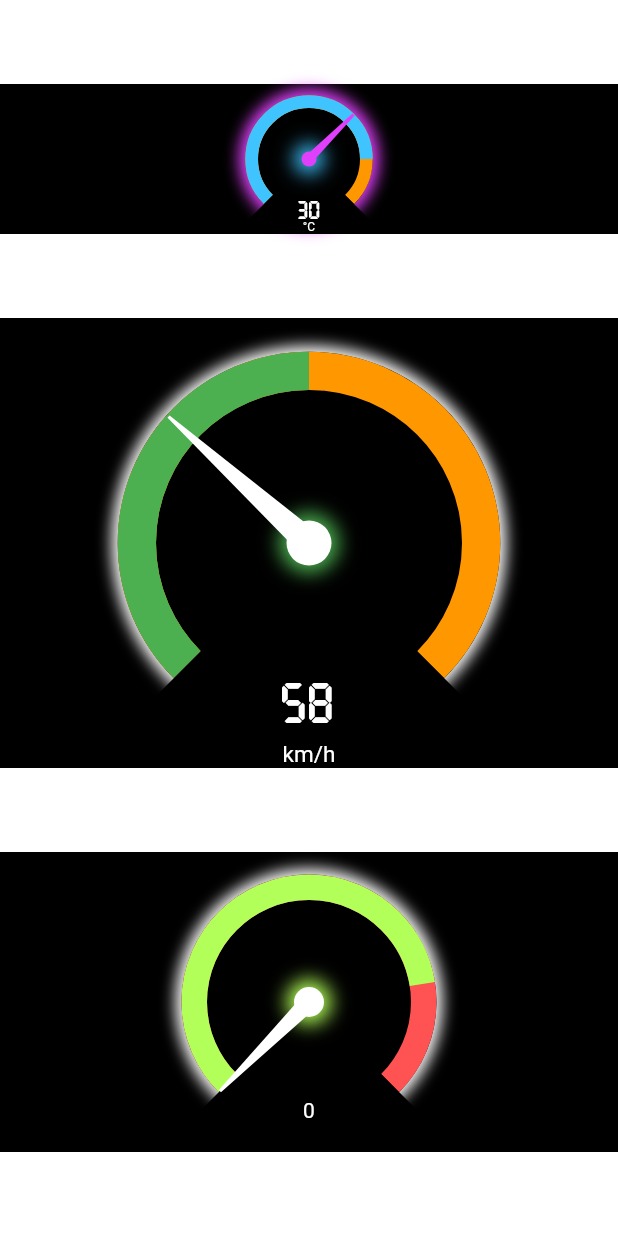
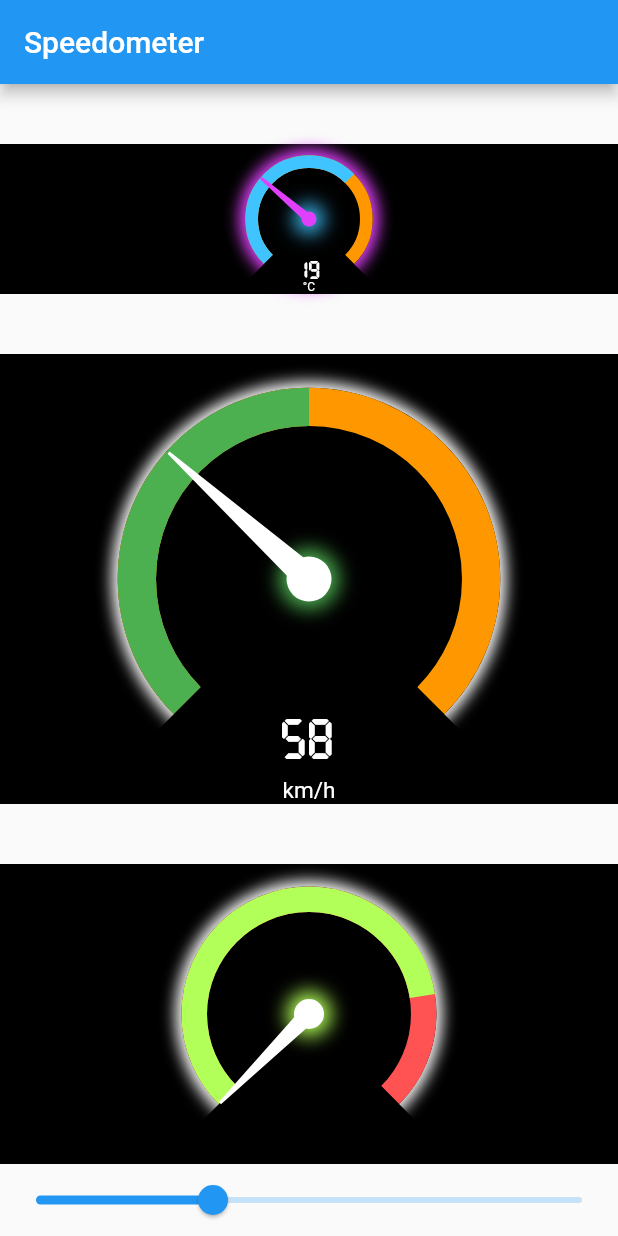
Before and after one commit to ltdangkhoa/Flutter-Speedometer, a Flutter app: the screen it shows after launch, on a phone screen of 412 x 824 dp. Run offline on Flutter 3.47's test engine with Material 2 defaults, Android fonts, the phone set to English and light mode, and no system bars.

Commit message:
Upgrade to flutter null safety. Included other analysis_options recommendations. Removed Android Studio settings directory

```diff
--- a/example/lib/main.dart
+++ b/example/lib/main.dart
@@ -1,59 +1,76 @@
-import 'dart:math' as math;
 import 'package:flutter/material.dart';
 import 'package:flutter_speedometer/flutter_speedometer.dart';
 
-void main() {
-  runApp(
-    Center(
-      child: Directionality(
-        textDirection: TextDirection.ltr,
-        child: Container(
+
+void main() => runApp(const ExampleApp());
+
+class ExampleApp extends StatelessWidget {
+  const ExampleApp({Key? key}) : super(key: key);
+
+  @override
+  Widget build(BuildContext context) {
+    return const SpeedometerExample();
+  }
+}
+
+
+class SpeedometerExample extends StatefulWidget {
+  const SpeedometerExample({Key? key}) : super(key: key);
+  @override
+  State<SpeedometerExample> createState() => _ExampleAppState();
+}
+
+class _ExampleAppState extends State<SpeedometerExample> {
+  double _value = 58;
+
+  @override
+  Widget build(BuildContext context) {
+    return MaterialApp(
+      title: 'Speedometer Example',
+      home: Scaffold(
+        appBar: AppBar(title: const Text('Speedometer'),
+        ),
+        body: Center(
           child: Flex(
             direction: Axis.vertical,
             children: <Widget>[
-              Spacer(),
+              const Spacer(),
               Speedometer(
                 size: 100,
-                minValue: -10,
-                maxValue: 50,
-                currentValue: 30,
+                minValue: 0,
+                maxValue: 60,
+                currentValue: _value~/3,
                 warningValue: 40,
                 backgroundColor: Colors.black,
                 meterColor: Colors.lightBlueAccent,
                 warningColor: Colors.orange,
                 kimColor: Colors.purpleAccent,
-                displayNumericStyle: TextStyle(
-                    fontFamily: 'Digital-Display',
-                    color: Colors.white,
-                    fontSize: 18),
+                displayNumericStyle: const TextStyle(fontFamily: 'Digital-Display', color: Colors.white, fontSize: 18),
                 displayText: '°C',
-                displayTextStyle: TextStyle(color: Colors.white, fontSize: 8),
+                displayTextStyle: const TextStyle(color: Colors.white, fontSize: 8),
               ),
-              Spacer(),
+              const Spacer(),
               Speedometer(
                 size: 300,
                 minValue: 0,
                 maxValue: 180,
-                currentValue: 58,
+                currentValue: _value.toInt(),
                 warningValue: 90,
                 backgroundColor: Colors.black,
                 meterColor: Colors.green,
                 warningColor: Colors.orange,
                 kimColor: Colors.white,
-                displayNumericStyle: TextStyle(
-                    fontFamily: 'Digital-Display',
-                    color: Colors.white,
-                    fontSize: 40),
+                displayNumericStyle: const TextStyle( fontFamily: 'Digital-Display', color: Colors.white, fontSize: 40),
                 displayText: 'km/h',
-                displayTextStyle: TextStyle(color: Colors.white, fontSize: 15),
+                displayTextStyle: const TextStyle(color: Colors.white, fontSize: 15),
               ),
-              Spacer(),
-              Speedometer(),
-              Spacer(),
+              const Spacer(),
+              const Speedometer(),
+              Slider(min: 0, max: 180, value: _value, divisions: 180, onChanged: (value) => setState(() => _value = value )),
             ],
           ),
         ),
       ),
-    ),
-  );
+    );
+  }
 }
--- a/lib/flutter_speedometer.dart
+++ b/lib/flutter_speedometer.dart
@@ -5,8 +5,8 @@ import 'package:flutter/material.dart';
 import 'src/painter.dart';
 
 class Speedometer extends StatefulWidget {
-  Speedometer(
-      {Key key,
+  const Speedometer(
+      {Key? key,
       this.size = 200,
       this.minValue = 0,
       this.maxValue = 100,
@@ -18,7 +18,8 @@ class Speedometer extends StatefulWidget {
       this.kimColor = Colors.white,
       this.displayNumericStyle,
       this.displayText = '',
-      this.displayTextStyle})
+      this.displayTextStyle
+      })
       : super(key: key);
   final double size;
   final int minValue;
@@ -29,9 +30,9 @@ class Speedometer extends StatefulWidget {
   final Color meterColor;
   final Color warningColor;
   final Color kimColor;
-  final TextStyle displayNumericStyle;
+  final TextStyle? displayNumericStyle;
   final String displayText;
-  final TextStyle displayTextStyle;
+  final TextStyle? displayTextStyle;
   @override
   _SpeedometerState createState() => _SpeedometerState();
 }
@@ -39,13 +40,13 @@ class Speedometer extends StatefulWidget {
 class _SpeedometerState extends State<Speedometer> {
   @override
   Widget build(BuildContext context) {
-    double _size = widget.size;
-    int _minValue = widget.minValue;
-    int _maxValue = widget.maxValue;
-    int _currentValue = widget.currentValue;
-    int _warningValue = widget.warningValue;
-    double startAngle = 3.0;
-    double endAngle = 21.0;
+    final double _size = widget.size;
+    final int _minValue = widget.minValue;
+    final int _maxValue = widget.maxValue;
+    final int _currentValue = widget.currentValue;
+    final int _warningValue = widget.warningValue;
+    const  double startAngle = 3.0;
+    const  double endAngle = 21.0;
 
     double _kimAngle = 0;
     if (_minValue <= _currentValue && _currentValue <= _maxValue) {
@@ -58,8 +59,8 @@ class _SpeedometerState extends State<Speedometer> {
       _kimAngle = endAngle;
     }
 
-    double startAngle2 = 0.0;
-    double endAngle2 = 18.0;
+    const double startAngle2 = 0.0;
+    const double endAngle2 = 18.0;
     double _warningAngle = endAngle2;
     if (_minValue <= _warningValue && _warningValue <= _maxValue) {
       _warningAngle =
@@ -87,10 +88,10 @@ class _SpeedometerState extends State<Speedometer> {
                         alignment: Alignment.center,
                         width: _size,
                         height: _size,
-                        decoration: new BoxDecoration(
+                        decoration: BoxDecoration(
                           color: widget.backgroundColor,
                           boxShadow: [
-                            new BoxShadow(
+                            BoxShadow(
                                 color: widget.kimColor,
                                 blurRadius: 8.0,
                                 spreadRadius: 4.0)
@@ -132,10 +133,10 @@ class _SpeedometerState extends State<Speedometer> {
                     width: _size * 0.1,
                     height: _size * 0.1,
                     alignment: Alignment.center,
-                    decoration: new BoxDecoration(
+                    decoration: BoxDecoration(
                       color: widget.kimColor,
                       boxShadow: [
-                        new BoxShadow(
+                        BoxShadow(
                             color: widget.meterColor,
                             blurRadius: 10.0,
                             spreadRadius: 5.0)
@@ -161,7 +162,7 @@ class _SpeedometerState extends State<Speedometer> {
                 Container(
                   alignment: Alignment.bottomCenter,
                   child: Padding(
-                    padding: EdgeInsets.fromLTRB(0, 0, 0, 0),
+                    padding: const EdgeInsets.fromLTRB(0, 0, 0, 0),
                     child: Text(
                       widget.displayText,
                       style: widget.displayTextStyle,
--- a/lib/src/painter.dart
+++ b/lib/src/painter.dart
@@ -13,16 +13,16 @@ class ArcPainter extends CustomPainter {
         size.width * 0.95, size.height * 0.95);
     final startAngle = math.pi / 12 * this.startAngle;
     final sweepAngle = math.pi / 12 * this.sweepAngle;
-    final useCenter = false;
+    const useCenter = false;
     final paint = Paint()
-      ..color = this.color
+      ..color = color
       ..style = PaintingStyle.stroke
       ..strokeWidth = size.width * 0.1;
     canvas.drawArc(rect, startAngle, sweepAngle, useCenter, paint);
   }
 
   @override
-  bool shouldRepaint(CustomPainter old) {
+  bool shouldRepaint(CustomPainter oldDelegate) {
     return false;
   }
 }
--- a/pubspec.yaml
+++ b/pubspec.yaml
@@ -1,17 +1,17 @@
 name: flutter_speedometer
 description: Simple widget that let Flutter Devs can easily integrate speedometer to their apps with customizable options
 version: 1.0.2
-author: Kris Luu <luuthaidangkhoa@gmail.com>
 homepage: https://github.com/ltdangkhoa/Flutter-Speedometer
 
 environment:
-  sdk: ">=2.1.0 <3.0.0"
+  sdk: ">=2.16.1 <3.0.0"
 
 dependencies:
   flutter:
     sdk: flutter
 
 dev_dependencies:
+  flutter_lints: ^1.0.0
   flutter_test:
     sdk: flutter
 
```
Also changed, not shown: example/analysis_options.yaml (added, +29 -0 lines), example/pubspec.yaml (+3 -6 lines), 18 other files.
